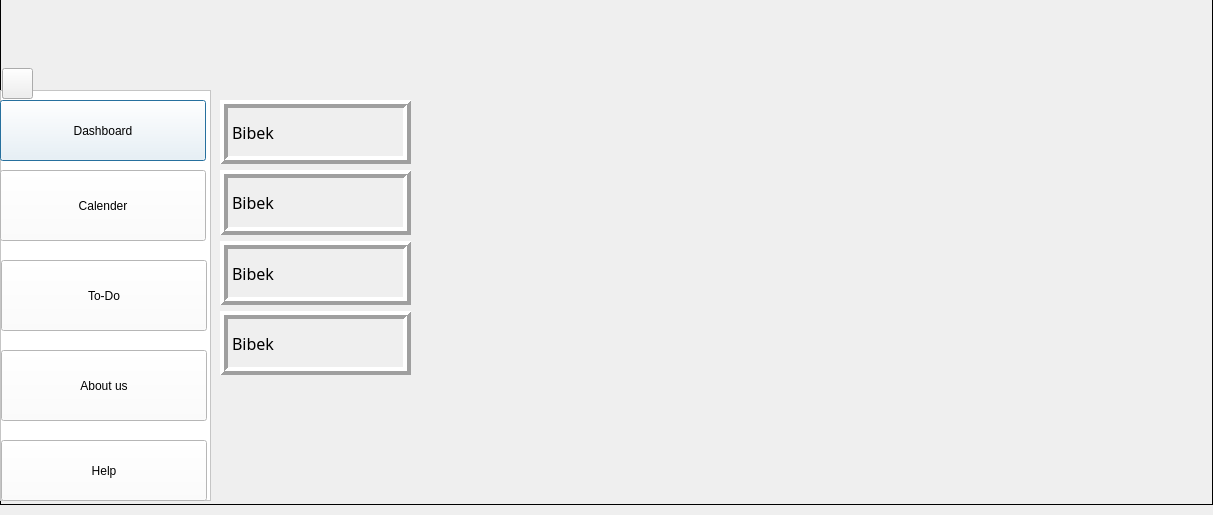
Above: profile.ui from pantshaswat/RMS before the change. Below: the same form after it.
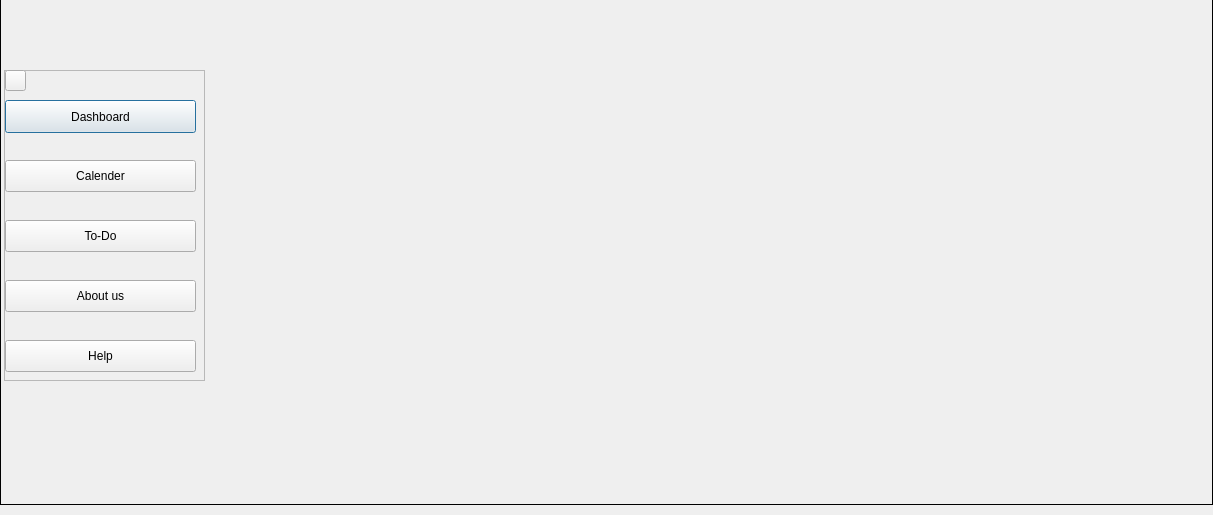
That is the form after the change. Icons and pictures are not drawn.

Commit message: profile page

Patch:
```diff
--- a/profile.ui
+++ b/profile.ui
@@ -64,14 +64,14 @@
   <widget class="QFrame" name="frame">
    <property name="geometry">
     <rect>
-     <x>0</x>
-     <y>90</y>
-     <width>211</width>
-     <height>411</height>
+     <x>4</x>
+     <y>70</y>
+     <width>201</width>
+     <height>311</height>
     </rect>
    </property>
    <property name="styleSheet">
-    <string notr="true">background-color:white</string>
+    <string notr="true"/>
    </property>
    <property name="frameShape">
     <enum>QFrame::StyledPanel</enum>
@@ -82,10 +82,10 @@
    <widget class="QPushButton" name="pushButton">
     <property name="geometry">
      <rect>
-      <x>0</x>
-      <y>10</y>
-      <width>206</width>
-      <height>61</height>
+      <x>1</x>
+      <y>30</y>
+      <width>191</width>
+      <height>33</height>
      </rect>
     </property>
     <property name="sizePolicy">
@@ -118,9 +118,9 @@
     <property name="geometry">
      <rect>
       <x>1</x>
-      <y>170</y>
-      <width>206</width>
-      <height>71</height>
+      <y>150</y>
+      <width>191</width>
+      <height>32</height>
      </rect>
     </property>
     <property name="styleSheet">
@@ -146,10 +146,10 @@
    <widget class="QPushButton" name="pushButton_2">
     <property name="geometry">
      <rect>
-      <x>0</x>
-      <y>80</y>
-      <width>206</width>
-      <height>71</height>
+      <x>1</x>
+      <y>90</y>
+      <width>191</width>
+      <height>32</height>
      </rect>
     </property>
     <property name="styleSheet">
@@ -176,9 +176,9 @@
     <property name="geometry">
      <rect>
       <x>1</x>
-      <y>260</y>
-      <width>206</width>
-      <height>71</height>
+      <y>210</y>
+      <width>191</width>
+      <height>32</height>
      </rect>
     </property>
     <property name="styleSheet">
@@ -205,9 +205,9 @@
     <property name="geometry">
      <rect>
       <x>1</x>
-      <y>350</y>
-      <width>206</width>
-      <height>61</height>
+      <y>270</y>
+      <width>191</width>
+      <height>32</height>
      </rect>
     </property>
     <property name="styleSheet">
@@ -236,191 +236,22 @@
    <zorder>pushButton_5</zorder>
    <zorder>pushButton</zorder>
   </widget>
-  <widget class="QPushButton" name="left_arrow">
+  <widget class="QPushButton" name="right_arrow">
    <property name="geometry">
     <rect>
-     <x>2</x>
-     <y>78</y>
+     <x>5</x>
+     <y>70</y>
      <width>21</width>
      <height>21</height>
     </rect>
    </property>
    <property name="styleSheet">
-    <string notr="true">border-image: url(:/img/IMG resources/left arrow.png);</string>
+    <string notr="true">border-image: url(:/img/IMG resources/menu.png);</string>
    </property>
    <property name="text">
     <string/>
    </property>
   </widget>
-  <widget class="QPushButton" name="right_arrow">
-   <property name="geometry">
-    <rect>
-     <x>2</x>
-     <y>68</y>
-     <width>31</width>
-     <height>31</height>
-    </rect>
-   </property>
-   <property name="styleSheet">
-    <string notr="true">border-image: url(:/img/IMG resources/right arrow.png);</string>
-   </property>
-   <property name="text">
-    <string/>
-   </property>
-  </widget>
-  <widget class="QWidget" name="layoutWidget">
-   <property name="geometry">
-    <rect>
-     <x>220</x>
-     <y>100</y>
-     <width>191</width>
-     <height>275</height>
-    </rect>
-   </property>
-   <layout class="QGridLayout" name="gridLayout">
-    <item row="3" column="0">
-     <widget class="QLabel" name="label_sem">
-      <property name="font">
-       <font>
-        <family>Segoe Print</family>
-        <pointsize>12</pointsize>
-        <italic>false</italic>
-        <bold>false</bold>
-        <underline>false</underline>
-        <strikeout>false</strikeout>
-       </font>
-      </property>
-      <property name="styleSheet">
-       <string notr="true"/>
-      </property>
-      <property name="frameShape">
-       <enum>QFrame::Box</enum>
-      </property>
-      <property name="frameShadow">
-       <enum>QFrame::Raised</enum>
-      </property>
-      <property name="lineWidth">
-       <number>4</number>
-      </property>
-      <property name="text">
-       <string>Bibek</string>
-      </property>
-      <property name="scaledContents">
-       <bool>false</bool>
-      </property>
-      <property name="wordWrap">
-       <bool>false</bool>
-      </property>
-     </widget>
-    </item>
-    <item row="2" column="0">
-     <widget class="QLabel" name="label_course">
-      <property name="font">
-       <font>
-        <family>Segoe Print</family>
-        <pointsize>12</pointsize>
-        <italic>false</italic>
-        <bold>false</bold>
-        <underline>false</underline>
-        <strikeout>false</strikeout>
-       </font>
-      </property>
-      <property name="styleSheet">
-       <string notr="true"/>
-      </property>
-      <property name="frameShape">
-       <enum>QFrame::Box</enum>
-      </property>
-      <property name="frameShadow">
-       <enum>QFrame::Raised</enum>
-      </property>
-      <property name="lineWidth">
-       <number>4</number>
-      </property>
-      <property name="text">
-       <string>Bibek</string>
-      </property>
-      <property name="scaledContents">
-       <bool>false</bool>
-      </property>
-      <property name="wordWrap">
-       <bool>false</bool>
-      </property>
-     </widget>
-    </item>
-    <item row="0" column="0">
-     <widget class="QLabel" name="label_name">
-      <property name="font">
-       <font>
-        <family>Segoe Print</family>
-        <pointsize>12</pointsize>
-        <italic>false</italic>
-        <bold>false</bold>
-        <underline>false</underline>
-        <strikeout>false</strikeout>
-       </font>
-      </property>
-      <property name="styleSheet">
-       <string notr="true"/>
-      </property>
-      <property name="frameShape">
-       <enum>QFrame::Box</enum>
-      </property>
-      <property name="frameShadow">
-       <enum>QFrame::Raised</enum>
-      </property>
-      <property name="lineWidth">
-       <number>4</number>
-      </property>
-      <property name="text">
-       <string>Bibek</string>
-      </property>
-      <property name="scaledContents">
-       <bool>false</bool>
-      </property>
-      <property name="wordWrap">
-       <bool>false</bool>
-      </property>
-     </widget>
-    </item>
-    <item row="1" column="0">
-     <widget class="QLabel" name="label_email">
-      <property name="font">
-       <font>
-        <family>Segoe Print</family>
-        <pointsize>12</pointsize>
-        <italic>false</italic>
-        <bold>false</bold>
-        <underline>false</underline>
-        <strikeout>false</strikeout>
-       </font>
-      </property>
-      <property name="frameShape">
-       <enum>QFrame::Box</enum>
-      </property>
-      <property name="frameShadow">
-       <enum>QFrame::Raised</enum>
-      </property>
-      <property name="lineWidth">
-       <number>4</number>
-      </property>
-      <property name="text">
-       <string>Bibek</string>
-      </property>
-      <property name="scaledContents">
-       <bool>false</bool>
-      </property>
-      <property name="wordWrap">
-       <bool>false</bool>
-      </property>
-     </widget>
-    </item>
-   </layout>
-   <zorder>label_name</zorder>
-   <zorder>label_email</zorder>
-   <zorder>label_sem</zorder>
-   <zorder>label_course</zorder>
-  </widget>
   <zorder>label_2</zorder>
   <zorder>label</zorder>
   <zorder>frame</zorder>
```
Left out of the diff: 40 changed lines with no effect on the pictures. The commit also changes 2 other files.
